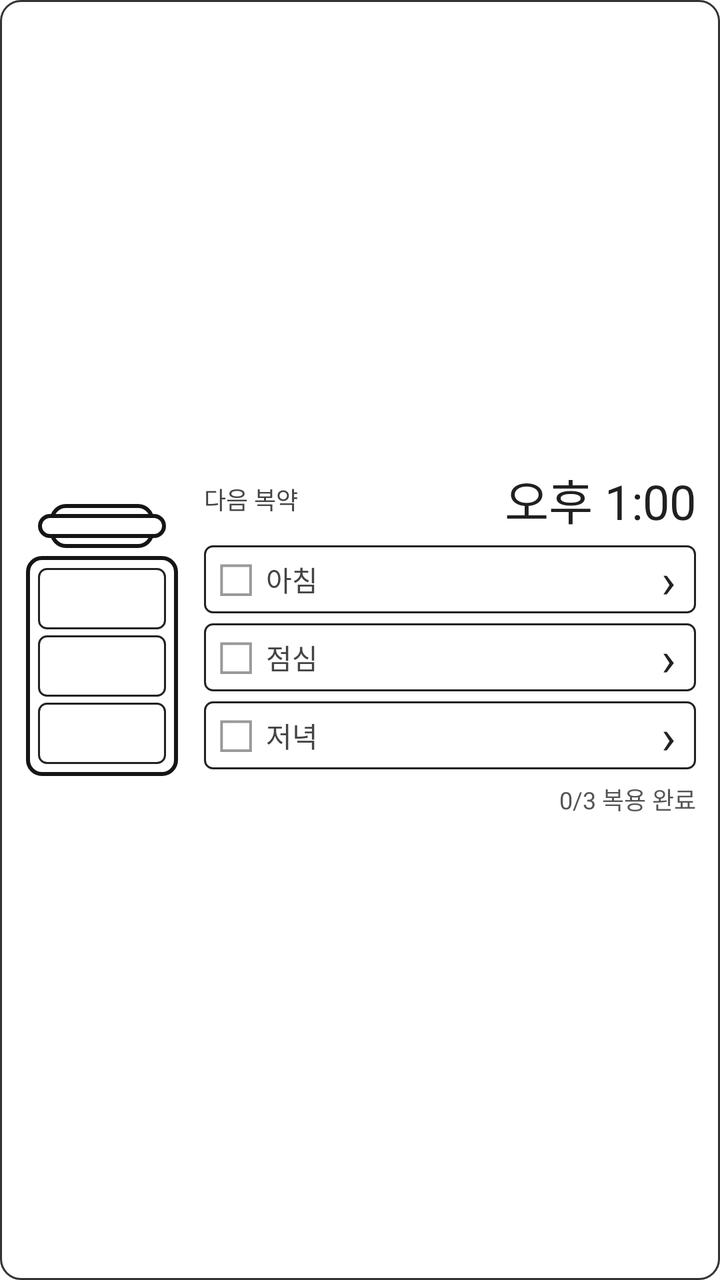
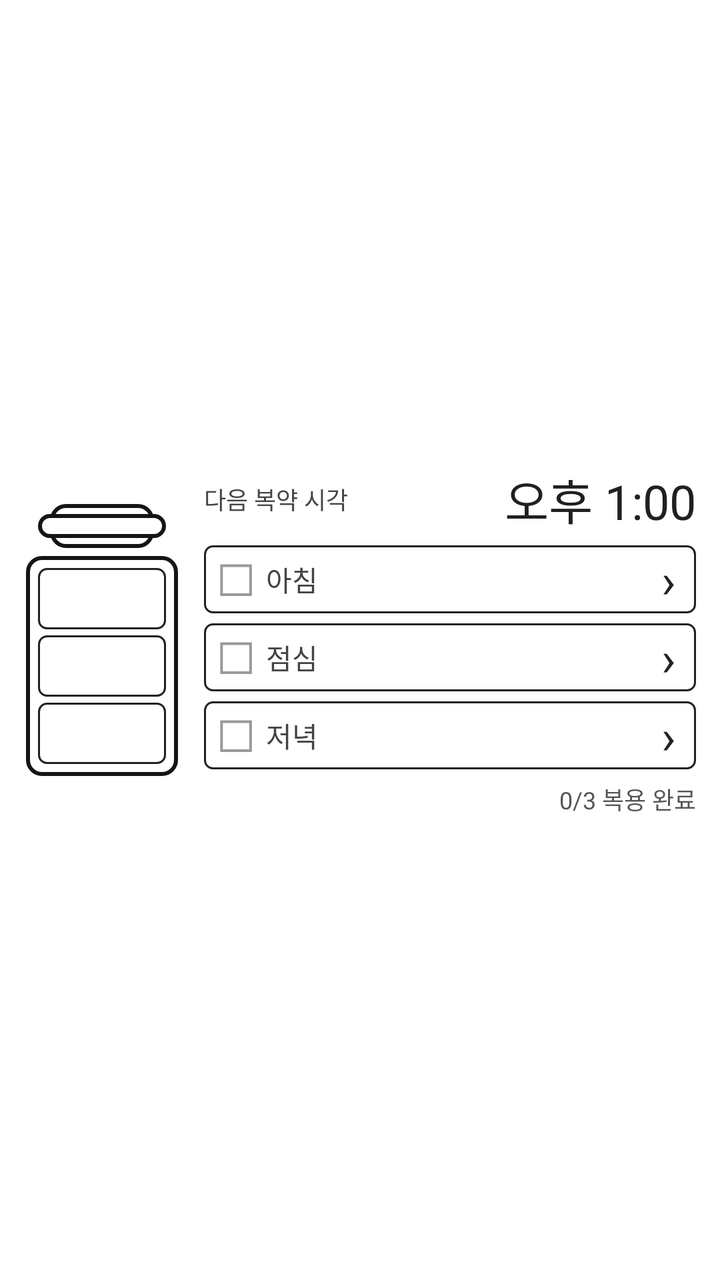

Two renders of the same Android screen: before a commit and after it. Below are the layout's source before the change and the commit's diff.
<!-- AndroidManifest.xml: fallback theme Theme.MaterialComponents.DayNight.NoActionBar -->
<!-- res/layout/medication_widget.xml -->
<?xml version="1.0" encoding="utf-8"?>
<LinearLayout
    xmlns:android="http://schemas.android.com/apk/res/android"
    android:layout_width="match_parent"
    android:layout_height="match_parent"
    android:orientation="horizontal"
    android:gravity="center_vertical"
    android:padding="12dp"
    android:background="@drawable/med_widget_background">

    
    <LinearLayout
        android:layout_width="78dp"
        android:layout_height="match_parent"
        android:layout_marginEnd="12dp"
        android:orientation="vertical"
        android:gravity="center">

        
        <FrameLayout
            android:layout_width="64dp"
            android:layout_height="22dp">

            <ImageView
                android:layout_width="52dp"
                android:layout_height="22dp"
                android:layout_gravity="center"
                android:background="@drawable/med_outline_background"
                android:importantForAccessibility="no" />

            <ImageView
                android:layout_width="64dp"
                android:layout_height="12dp"
                android:layout_gravity="center"
                android:background="@drawable/med_outline_background"
                android:importantForAccessibility="no" />

        </FrameLayout>

        
        <LinearLayout
            android:layout_width="76dp"
            android:layout_height="110dp"
            android:layout_marginTop="4dp"
            android:orientation="vertical"
            android:padding="6dp"
            android:background="@drawable/med_outline_background">

            <ImageView
                android:id="@+id/bottle_top"
                android:layout_width="match_parent"
                android:layout_height="0dp"
                android:layout_weight="1"
                android:background="@drawable/med_slot_empty"
                android:importantForAccessibility="no" />

            <ImageView
                android:id="@+id/bottle_middle"
                android:layout_width="match_parent"
                android:layout_height="0dp"
                android:layout_weight="1"
                android:layout_marginTop="3dp"
                android:background="@drawable/med_slot_empty"
                android:importantForAccessibility="no" />

            <ImageView
                android:id="@+id/bottle_bottom"
                android:layout_width="match_parent"
                android:layout_height="0dp"
                android:layout_weight="1"
                android:layout_marginTop="3dp"
                android:background="@drawable/med_slot_empty"
                android:importantForAccessibility="no" />

        </LinearLayout>

    </LinearLayout>

    
    <LinearLayout
        android:layout_width="0dp"
        android:layout_height="match_parent"
        android:layout_weight="1"
        android:orientation="vertical"
        android:gravity="center_vertical">

        
        <LinearLayout
            android:layout_width="match_parent"
            android:layout_height="36dp"
            android:orientation="horizontal"
            android:gravity="center_vertical">

            <TextView
                android:layout_width="0dp"
                android:layout_height="wrap_content"
                android:layout_weight="1"
                android:text="다음 복약"
                android:textSize="12sp"
                android:textColor="#444444" />

            <TextView
                android:id="@+id/text_next_dose"
                android:layout_width="wrap_content"
                android:layout_height="wrap_content"
                android:maxLines="1"
                android:text="오후 1:00"
                android:textSize="24sp"
                android:textColor="#202020" />

        </LinearLayout>

        
        <LinearLayout
            android:id="@+id/row_morning"
            android:layout_width="match_parent"
            android:layout_height="34dp"
            android:layout_marginTop="5dp"
            android:orientation="horizontal"
            android:gravity="center_vertical"
            android:paddingStart="7dp"
            android:paddingEnd="10dp"
            android:background="@drawable/med_slot_empty">

            <TextView
                android:id="@+id/check_morning"
                android:layout_width="24dp"
                android:layout_height="match_parent"
                android:gravity="center_vertical"
                android:text="☐"
                android:textSize="22sp"
                android:textColor="#999999" />

            <TextView
                android:layout_width="0dp"
                android:layout_height="wrap_content"
                android:layout_weight="1"
                android:text="아침"
                android:textSize="14sp"
                android:textColor="#444444" />

            <TextView
                android:layout_width="wrap_content"
                android:layout_height="wrap_content"
                android:text="›"
                android:textSize="24sp"
                android:textColor="#222222"
                android:importantForAccessibility="no" />

        </LinearLayout>

        
        <LinearLayout
            android:id="@+id/row_lunch"
            android:layout_width="match_parent"
            android:layout_height="34dp"
            android:layout_marginTop="5dp"
            android:orientation="horizontal"
            android:gravity="center_vertical"
            android:paddingStart="7dp"
            android:paddingEnd="10dp"
            android:background="@drawable/med_slot_empty">

            <TextView
                android:id="@+id/check_lunch"
                android:layout_width="24dp"
                android:layout_height="match_parent"
                android:gravity="center_vertical"
                android:text="☐"
                android:textSize="22sp"
                android:textColor="#999999" />

            <TextView
                android:layout_width="0dp"
                android:layout_height="wrap_content"
                android:layout_weight="1"
                android:text="점심"
                android:textSize="14sp"
                android:textColor="#444444" />

            <TextView
                android:layout_width="wrap_content"
                android:layout_height="wrap_content"
                android:text="›"
                android:textSize="24sp"
                android:textColor="#222222"
                android:importantForAccessibility="no" />

        </LinearLayout>

        
        <LinearLayout
            android:id="@+id/row_dinner"
            android:layout_width="match_parent"
            android:layout_height="34dp"
            android:layout_marginTop="5dp"
            android:orientation="horizontal"
            android:gravity="center_vertical"
            android:paddingStart="7dp"
            android:paddingEnd="10dp"
            android:background="@drawable/med_slot_empty">

            <TextView
                android:id="@+id/check_dinner"
                android:layout_width="24dp"
                android:layout_height="match_parent"
                android:gravity="center_vertical"
                android:text="☐"
                android:textSize="22sp"
                android:textColor="#999999" />

            <TextView
                android:layout_width="0dp"
                android:layout_height="wrap_content"
                android:layout_weight="1"
                android:text="저녁"
                android:textSize="14sp"
                android:textColor="#444444" />

            <TextView
                android:layout_width="wrap_content"
                android:layout_height="wrap_content"
                android:text="›"
                android:textSize="24sp"
                android:textColor="#222222"
                android:importantForAccessibility="no" />

        </LinearLayout>

        
        <TextView
            android:id="@+id/text_progress"
            android:layout_width="match_parent"
            android:layout_height="wrap_content"
            android:layout_marginTop="6dp"
            android:gravity="end"
            android:text="0/3 복용 완료"
            android:textSize="12sp"
            android:textColor="#555555" />

    </LinearLayout>

</LinearLayout>
<!-- resources referenced by this layout -->
<resources>
  <!-- drawable med_outline_background (drawable) -->
  <?xml version="1.0" encoding="utf-8"?>
  <shape xmlns:android="http://schemas.android.com/apk/res/android"
      android:shape="rectangle">
  
      <solid android:color="#FFFFFF" />
      <stroke
          android:width="2dp"
          android:color="#151515" />
      <corners android:radius="7dp" />
  
  </shape>
  <!-- drawable med_slot_empty (drawable) -->
  <?xml version="1.0" encoding="utf-8"?>
  <shape xmlns:android="http://schemas.android.com/apk/res/android"
      android:shape="rectangle">
  
      <solid android:color="#FFFFFF" />
  
      <stroke
          android:width="1dp"
          android:color="#222222" />
  
      <corners android:radius="4dp" />
  
  </shape>
  <!-- drawable med_widget_background (drawable) -->
  <?xml version="1.0" encoding="utf-8"?>
  <shape xmlns:android="http://schemas.android.com/apk/res/android"
      android:shape="rectangle">
  
      <solid android:color="#FFFFFF" />
      <stroke
          android:width="1dp"
          android:color="#333333" />
      <corners android:radius="10dp" />
  
  </shape>
</resources>

<!-- the commit's change to res/layout/medication_widget.xml (unified diff, before → after) -->
@@ -95,7 +95,7 @@
                 android:layout_width="0dp"
                 android:layout_height="wrap_content"
                 android:layout_weight="1"
-                android:text="다음 복약"
+                android:text="다음 복약 시각"
                 android:textSize="12sp"
                 android:textColor="#444444" />
 
<!-- resource entries referenced after the edit -->
@@ -32,9 +32,6 @@
       android:shape="rectangle">
   
       <solid android:color="#FFFFFF" />
-      <stroke
-          android:width="1dp"
-          android:color="#333333" />
       <corners android:radius="10dp" />
   
   </shape>
